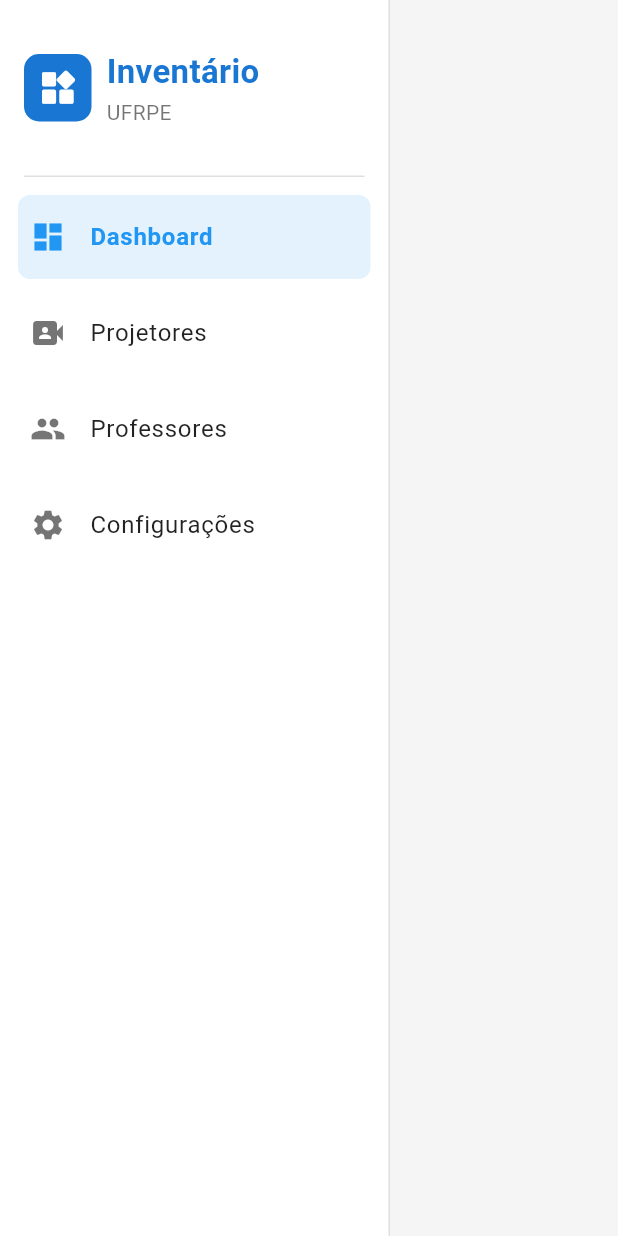
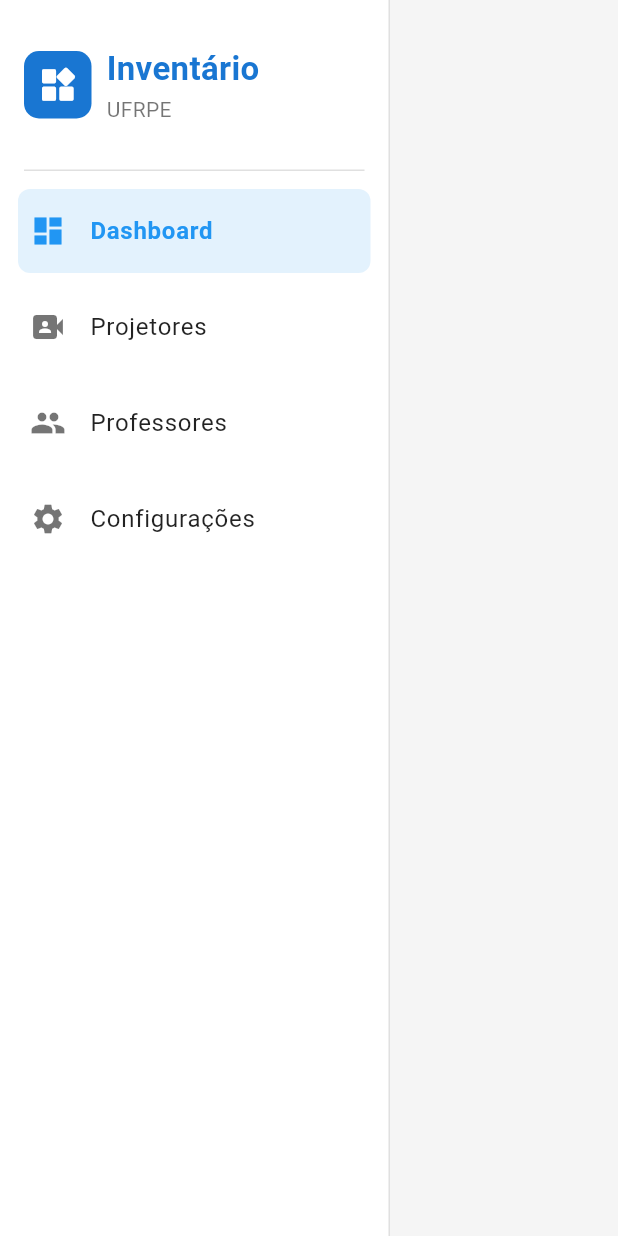
Before and after one commit to JamersonCarlos/Gestor-Equipamentos-UFRPE, a Flutter app: the SidebarMenu widget shown alone on an empty page, opened directly, on a phone screen of 412 x 824 dp. Run offline on Flutter 3.47's test engine with Material 3 defaults, Android fonts, the light colour scheme and no system bars; our stand-ins replace fl_chart, go_router; network calls fail.

Commit message:
feat: redimencionando alguns widgets

```diff
--- a/lib/presentation/screens/dashboard/widgets/dashboard_header.dart
+++ b/lib/presentation/screens/dashboard/widgets/dashboard_header.dart
@@ -50,7 +50,7 @@ class StatCard extends StatelessWidget {
   @override
   Widget build(BuildContext context) {
     return Container(
-      width: MediaQuery.of(context).size.width * 0.21,
+      width: MediaQuery.of(context).size.width * 0.20,
       padding: const EdgeInsets.all(16),
       decoration: BoxDecoration(
         color: Colors.white,
--- a/lib/presentation/widgets/sidebar_menu.dart
+++ b/lib/presentation/widgets/sidebar_menu.dart
@@ -22,7 +22,7 @@ class SidebarMenu extends StatelessWidget {
           // Logo
           Padding(
             padding:
-                const EdgeInsets.symmetric(vertical: 32.0, horizontal: 16.0),
+                const EdgeInsets.symmetric(vertical: 30.0, horizontal: 16.0),
             child: Row(
               mainAxisAlignment: MainAxisAlignment.start,
               children: [
```
